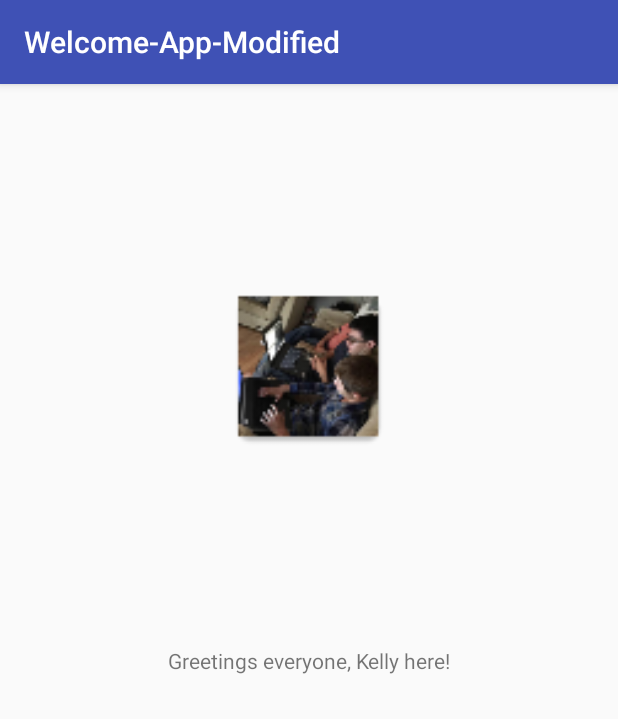
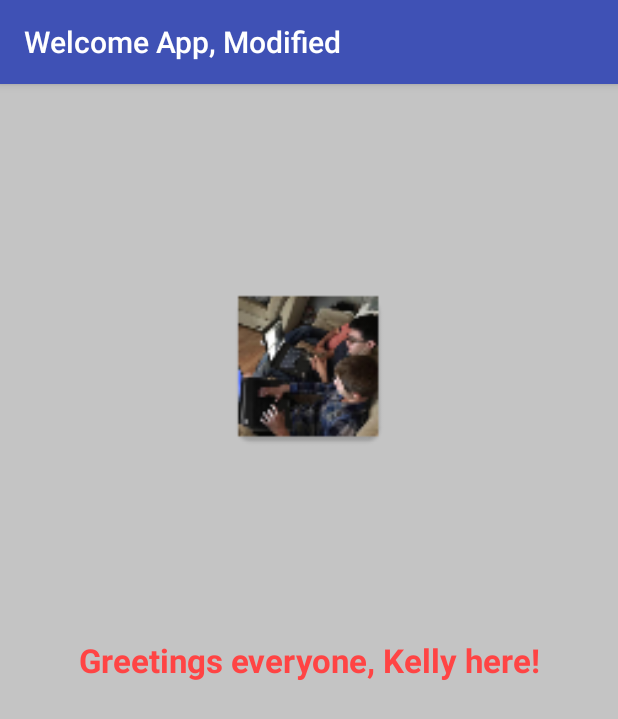
Before and after one commit to kellyfreet13/Welcome-app-modified, an Android app: the screen it shows after launch (MainActivity), on a phone screen of 412 x 824 dp. Shown: the top 719 px of the screen. Run offline under Robolectric (Android 15) with nearby library versions, the phone set to English and light mode, and no system bars.

Commit message:
added background and text colors

```diff
--- a/app/src/main/java/com/example/kelly/welcome_app/MainActivity.java
+++ b/app/src/main/java/com/example/kelly/welcome_app/MainActivity.java
@@ -2,6 +2,10 @@ package com.example.kelly.welcome_app;
 
 import android.support.v7.app.AppCompatActivity;
 import android.os.Bundle;
+
+// 'best practice' is to use
+// - density-independent pixels for the dimensions (dp or dpi) of GUI components
+// - scale independent pixels for font sizes (sp)
 
 public class MainActivity extends AppCompatActivity {
 
--- a/app/src/main/res/layout/activity_main.xml
+++ b/app/src/main/res/layout/activity_main.xml
@@ -4,13 +4,19 @@
     xmlns:tools="http://schemas.android.com/tools"
     android:layout_width="match_parent"
     android:layout_height="match_parent"
-    tools:context="com.example.kelly.welcome_app.MainActivity">
+    tools:context="com.example.kelly.welcome_app.MainActivity"
+    android:background="@color/light_grey">
 
     <TextView
         android:id="@+id/greeting_message"
         android:layout_width="wrap_content"
         android:layout_height="wrap_content"
+        android:gravity="center"
         android:text="@string/greeting_message"
+        android:textAllCaps="false"
+        android:textColor="@android:color/holo_red_light"
+        android:textSize="@dimen/greeting_message_size"
+        android:textStyle="bold"
         app:layout_constraintBottom_toBottomOf="parent"
         app:layout_constraintLeft_toLeftOf="parent"
         app:layout_constraintRight_toRightOf="parent"
--- a/app/src/main/res/values/colors.xml
+++ b/app/src/main/res/values/colors.xml
@@ -3,4 +3,5 @@
     <color name="colorPrimary">#3F51B5</color>
     <color name="colorPrimaryDark">#303F9F</color>
     <color name="colorAccent">#FF4081</color>
+    <color name="light_grey">#C4C4C4</color>
 </resources>
--- /dev/null
+++ b/app/src/main/res/values/dimens.xml
@@ -0,0 +1,4 @@
+<?xml version="1.0" encoding="utf-8"?>
+<resources>
+    <dimen name="greeting_message_size">22sp</dimen>
+</resources>
--- a/app/src/main/res/values/strings.xml
+++ b/app/src/main/res/values/strings.xml
@@ -1,5 +1,5 @@
 <resources>
-    <string name="app_name">Welcome-App-Modified</string>
+    <string name="app_name">Welcome App, Modified</string>
     <string name="greeting_message">Greetings everyone, Kelly here!</string>
     <string name="profile_picture_failed_to_load">The content could not be loaded.
     You are missing out on seeing two beautiful boys coding</string>
```
